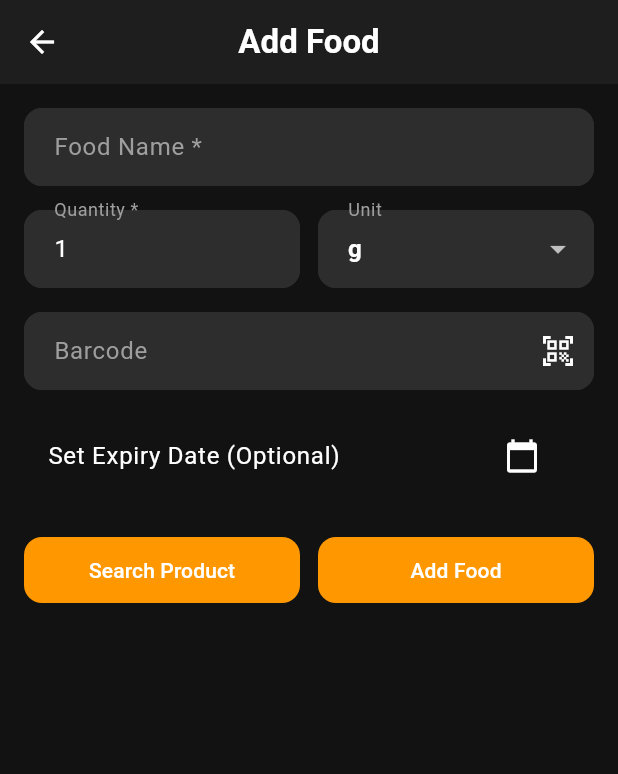
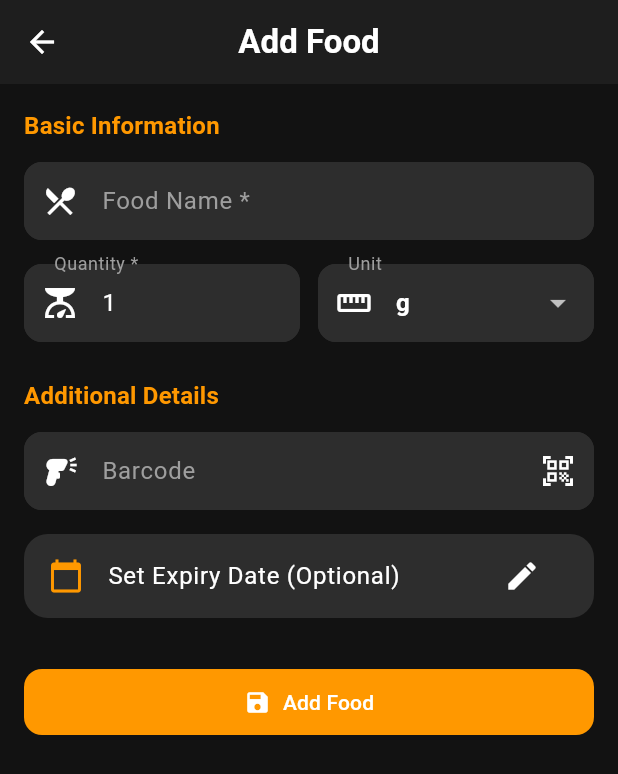
Before and after one commit to nendix/foodly, a Flutter app: the AddEditFoodScreen screen opened directly, on a phone screen of 412 x 824 dp. Shown: the top 774 px of the screen. Run offline on Flutter 3.47's test engine with Material 3 defaults, Android fonts, the phone set to English and light mode, and no system bars; our stand-ins replace connectivity_plus, flutter_dotenv, hive, hive_flutter; missing offline and left inert: mobile_scanner; accounts and stored records are empty.

Commit message:
change: new add/edit food UI

```diff
--- a/lib/screens/add_edit_food_screen.dart
+++ b/lib/screens/add_edit_food_screen.dart
@@ -30,8 +30,12 @@ class _AddEditFoodScreenState extends State<AddEditFoodScreen> {
   void initState() {
     super.initState();
     _nameController = TextEditingController(text: widget.food?.name ?? '');
-    _quantityController = TextEditingController(text: widget.food?.quantity.toString() ?? '1');
-    _barcodeController = TextEditingController(text: widget.food?.barcode ?? '');
+    _quantityController = TextEditingController(
+      text: widget.food?.quantity.toString() ?? '1',
+    );
+    _barcodeController = TextEditingController(
+      text: widget.food?.barcode ?? '',
+    );
     _expiryDate = widget.food?.expiryDate;
     _selectedUnit = widget.food?.unit ?? 'g';
   }
@@ -47,7 +51,10 @@ class _AddEditFoodScreenState extends State<AddEditFoodScreen> {
   Future<void> _scanBarcode() async {
     if (!await hasInternetConnection()) {
       if (mounted) {
-         showErrorSnackbar(context, 'No internet connection. Please check your connection and try again.');
+        showErrorSnackbar(
+          context,
+          'No internet connection. Please check your connection and try again.',
+        );
       }
       return;
     }
@@ -89,55 +96,6 @@ class _AddEditFoodScreenState extends State<AddEditFoodScreen> {
     }
   }
 
-   Future<void> _searchByName() async {
-     if (_nameController.text.isEmpty) {
-       showErrorSnackbar(context, 'Enter a product name');
-       return;
-     }
-
-     setState(() => _isLoading = true);
-     try {
-       final products = await _apiService.searchByName(_nameController.text);
-       if (mounted && products.isNotEmpty) {
-         _showProductSelection(products);
-       } else if (mounted) {
-         showErrorSnackbar(context, 'No products found');
-       }
-     } catch (e) {
-       if (mounted) {
-         showErrorSnackbar(context, e.toString());
-       }
-     } finally {
-       if (mounted) {
-         setState(() => _isLoading = false);
-       }
-     }
-   }
-
-  void _showProductSelection(products) {
-    showModalBottomSheet(
-      context: context,
-      builder: (context) => ListView.builder(
-        itemCount: products.length,
-        itemBuilder: (context, index) {
-          final product = products[index];
-          return ListTile(
-            title: Text(product.name),
-            subtitle: Text(product.brand ?? 'Unknown brand'),
-            onTap: () {
-              _nameController.text = product.name;
-              if (product.barcode != null) {
-                _barcodeController.text = product.barcode!;
-              }
-              Navigator.pop(context);
-              setState(() {});
-            },
-          );
-        },
-      ),
-    );
-  }
-
   Future<void> _selectExpiryDate() async {
     final date = await showDatePicker(
       context: context,
@@ -156,7 +114,8 @@ class _AddEditFoodScreenState extends State<AddEditFoodScreen> {
       return;
     }
 
-     if (int.tryParse(_quantityController.text) == null || int.parse(_quantityController.text) <= 0) {
+    if (int.tryParse(_quantityController.text) == null ||
+        int.parse(_quantityController.text) <= 0) {
       showErrorSnackbar(context, 'Quantity must be a positive number');
       return;
     }
@@ -179,7 +138,6 @@ class _AddEditFoodScreenState extends State<AddEditFoodScreen> {
     return Scaffold(
       appBar: AppBar(
         title: Text(widget.food == null ? 'Add Food' : 'Edit Food'),
-        centerTitle: true,
       ),
       body: _isLoading
           ? const LoadingWidget()
@@ -188,14 +146,14 @@ class _AddEditFoodScreenState extends State<AddEditFoodScreen> {
               child: Column(
                 crossAxisAlignment: CrossAxisAlignment.start,
                 children: [
+                  _buildSectionTitle(context, 'Basic Information'),
+                  const SizedBox(height: 12),
                   TextField(
                     controller: _nameController,
                     decoration: InputDecoration(
                       labelText: 'Food Name *',
                       hintText: 'Enter food name',
-                      border: OutlineInputBorder(
-                        borderRadius: BorderRadius.circular(8),
-                      ),
+                      prefixIcon: const Icon(Icons.restaurant_menu),
                     ),
                   ),
                   const SizedBox(height: 16),
@@ -206,9 +164,7 @@ class _AddEditFoodScreenState extends State<AddEditFoodScreen> {
                           controller: _quantityController,
                           decoration: InputDecoration(
                             labelText: 'Quantity *',
-                            border: OutlineInputBorder(
-                              borderRadius: BorderRadius.circular(8),
-                            ),
+                            prefixIcon: const Icon(Icons.scale),
                           ),
                           keyboardType: TextInputType.number,
                         ),
@@ -219,12 +175,13 @@ class _AddEditFoodScreenState extends State<AddEditFoodScreen> {
                           initialValue: _selectedUnit,
                           decoration: InputDecoration(
                             labelText: 'Unit',
-                            border: OutlineInputBorder(
-                              borderRadius: BorderRadius.circular(8),
-                            ),
+                            prefixIcon: const Icon(Icons.straighten),
                           ),
                           items: ['pcs', 'kg', 'g', 'l', 'ml']
-                              .map((e) => DropdownMenuItem(value: e, child: Text(e)))
+                              .map(
+                                (e) =>
+                                    DropdownMenuItem(value: e, child: Text(e)),
+                              )
                               .toList(),
                           onChanged: (value) {
                             if (value != null) {
@@ -235,15 +192,15 @@ class _AddEditFoodScreenState extends State<AddEditFoodScreen> {
                       ),
                     ],
                   ),
-                   const SizedBox(height: 16),
+                  const SizedBox(height: 24),
+                  _buildSectionTitle(context, 'Additional Details'),
+                  const SizedBox(height: 12),
                   TextField(
                     controller: _barcodeController,
                     decoration: InputDecoration(
                       labelText: 'Barcode',
                       hintText: 'Enter or scan barcode',
-                       border: OutlineInputBorder(
-                         borderRadius: BorderRadius.circular(8),
-                       ),
+                      prefixIcon: const Icon(Icons.barcode_reader),
                       suffixIcon: IconButton(
                         icon: const Icon(Icons.qr_code_scanner),
                         onPressed: _scanBarcode,
@@ -251,38 +208,45 @@ class _AddEditFoodScreenState extends State<AddEditFoodScreen> {
                     ),
                   ),
                   const SizedBox(height: 16),
-                   ListTile(
+                  Card(
+                    child: ListTile(
+                      leading: const Icon(
+                        Icons.calendar_today,
+                        color: Color(0xFFFF9800),
+                      ),
                       title: Text(
                         _expiryDate == null
                             ? 'Set Expiry Date (Optional)'
                             : 'Expires: ${_expiryDate!.toLocal().toString().split(' ')[0]}',
                       ),
                       trailing: IconButton(
-                      icon: const Icon(Icons.calendar_today),
+                        icon: const Icon(Icons.edit),
                         onPressed: _selectExpiryDate,
                       ),
                     ),
-                  const SizedBox(height: 24),
-                  Row(
-                    children: [
-                      Expanded(
-                        child: ElevatedButton(
-                          onPressed: _searchByName,
-                          child: const Text('Search Product'),
                   ),
+                  const SizedBox(height: 32),
+                  SizedBox(
+                    width: double.infinity,
+                    child: ElevatedButton.icon(
+                      onPressed: _saveFoodItem,
+                      icon: const Icon(Icons.save),
+                      label: Text(widget.food == null ? 'Add Food' : 'Update'),
                     ),
-                      const SizedBox(width: 12),
-                      Expanded(
-                        child: ElevatedButton(
-                          onPressed: _saveFoodItem,
-                          child: Text(widget.food == null ? 'Add Food' : 'Update Food'),
-                        ),
-                      ),
-                    ],
                   ),
                 ],
               ),
             ),
     );
   }
+
+  Widget _buildSectionTitle(BuildContext context, String title) {
+    return Text(
+      title,
+      style: Theme.of(context).textTheme.titleMedium?.copyWith(
+        color: const Color(0xFFFF9800),
+        fontWeight: FontWeight.bold,
+      ),
+    );
   }
+}
```
Lines whose indentation alone changed are shown as unchanged.
